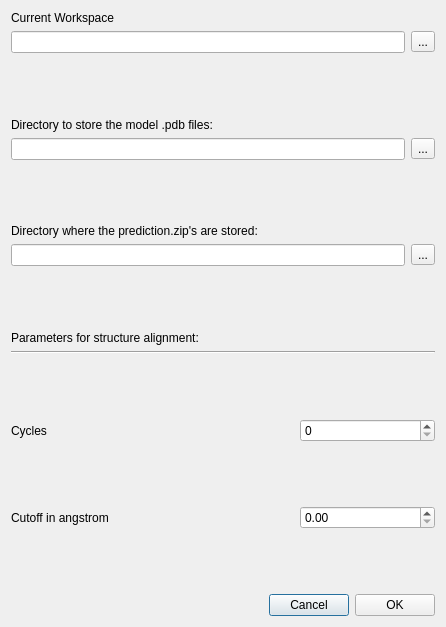
Old version of the form uiForms/dlgSettingsGlobal.ui in the repository urban233/PySSA.
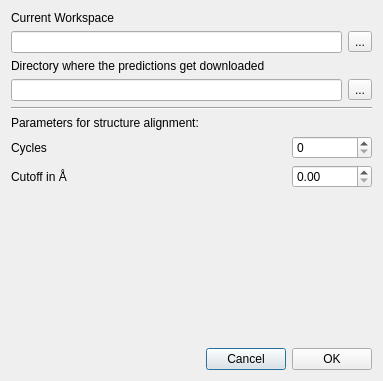
New version of the form.

What changed in the file:
```diff
--- a/uiForms/dlgSettingsGlobal.ui
+++ b/uiForms/dlgSettingsGlobal.ui
@@ -6,8 +6,8 @@
    <rect>
     <x>0</x>
     <y>0</y>
-    <width>446</width>
-    <height>627</height>
+    <width>383</width>
+    <height>381</height>
    </rect>
   </property>
   <property name="windowTitle">
@@ -39,63 +39,12 @@
      </item>
     </layout>
    </item>
-   <item>
-    <spacer name="verticalSpacer_6">
-     <property name="orientation">
-      <enum>Qt::Vertical</enum>
-     </property>
-     <property name="sizeHint" stdset="0">
-      <size>
-       <width>20</width>
-       <height>25</height>
-      </size>
-     </property>
-    </spacer>
-   </item>
-   <item>
-    <layout class="QVBoxLayout" name="verticalLayout">
-     <item>
-      <widget class="QLabel" name="label">
-       <property name="text">
-        <string>Directory to store the model .pdb files:</string>
-       </property>
-      </widget>
-     </item>
-     <item>
-      <layout class="QHBoxLayout" name="horizontalLayout">
-       <item>
-        <widget class="QLineEdit" name="txt_pdb_storage_dir"/>
-       </item>
-       <item>
-        <widget class="QToolButton" name="btn_pdb_storage_dir">
-         <property name="text">
-          <string>...</string>
-         </property>
-        </widget>
-       </item>
-      </layout>
-     </item>
-    </layout>
-   </item>
-   <item>
-    <spacer name="verticalSpacer_5">
-     <property name="orientation">
-      <enum>Qt::Vertical</enum>
-     </property>
-     <property name="sizeHint" stdset="0">
-      <size>
-       <width>20</width>
-       <height>25</height>
-      </size>
-     </property>
-    </spacer>
-   </item>
    <item>
     <layout class="QVBoxLayout" name="verticalLayout_2">
      <item>
       <widget class="QLabel" name="label_2">
        <property name="text">
-        <string>Directory where the prediction.zip's are stored:</string>
+        <string>Directory where the predictions get downloaded</string>
        </property>
       </widget>
      </item>
@@ -115,28 +64,8 @@
      </item>
     </layout>
    </item>
-   <item>
-    <spacer name="verticalSpacer_4">
-     <property name="orientation">
-      <enum>Qt::Vertical</enum>
-     </property>
-     <property name="sizeHint" stdset="0">
-      <size>
-       <width>20</width>
-       <height>26</height>
-      </size>
-     </property>
-    </spacer>
-   </item>
    <item>
     <layout class="QVBoxLayout" name="verticalLayout_4">
-     <item>
-      <widget class="QLabel" name="label_6">
-       <property name="text">
-        <string>Parameters for structure alignment:</string>
-       </property>
-      </widget>
-     </item>
      <item>
       <widget class="Line" name="line">
        <property name="orientation">
@@ -144,21 +73,15 @@
        </property>
       </widget>
      </item>
+     <item>
+      <widget class="QLabel" name="label_6">
+       <property name="text">
+        <string>Parameters for structure alignment:</string>
+       </property>
+      </widget>
+     </item>
     </layout>
    </item>
-   <item>
-    <spacer name="verticalSpacer_3">
-     <property name="orientation">
-      <enum>Qt::Vertical</enum>
-     </property>
-     <property name="sizeHint" stdset="0">
-      <size>
-       <width>20</width>
-       <height>25</height>
-      </size>
-     </property>
-    </spacer>
-   </item>
    <item>
     <layout class="QHBoxLayout" name="horizontalLayout_5">
      <item>
@@ -172,7 +95,7 @@
       <widget class="QSpinBox" name="spb_cycles">
        <property name="maximumSize">
         <size>
-         <width>135</width>
+         <width>80</width>
          <height>16777215</height>
         </size>
        </property>
@@ -180,25 +103,12 @@
      </item>
     </layout>
    </item>
-   <item>
-    <spacer name="verticalSpacer_2">
-     <property name="orientation">
-      <enum>Qt::Vertical</enum>
-     </property>
-     <property name="sizeHint" stdset="0">
-      <size>
-       <width>20</width>
-       <height>25</height>
-      </size>
-     </property>
-    </spacer>
-   </item>
    <item>
     <layout class="QHBoxLayout" name="horizontalLayout_6">
      <item>
       <widget class="QLabel" name="label_5">
        <property name="text">
-        <string>Cutoff in angstrom</string>
+        <string>Cutoff in Å</string>
        </property>
       </widget>
      </item>
@@ -206,7 +116,7 @@
       <widget class="QDoubleSpinBox" name="dspb_cutoff">
        <property name="maximumSize">
         <size>
-         <width>135</width>
+         <width>80</width>
          <height>16777215</height>
         </size>
        </property>
```
